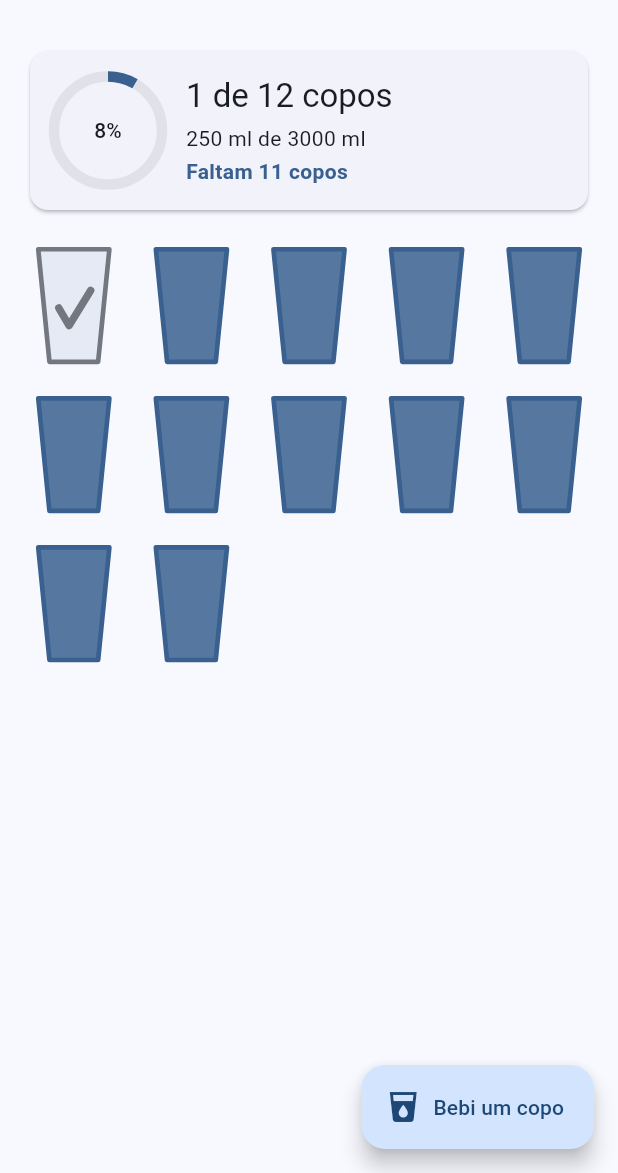
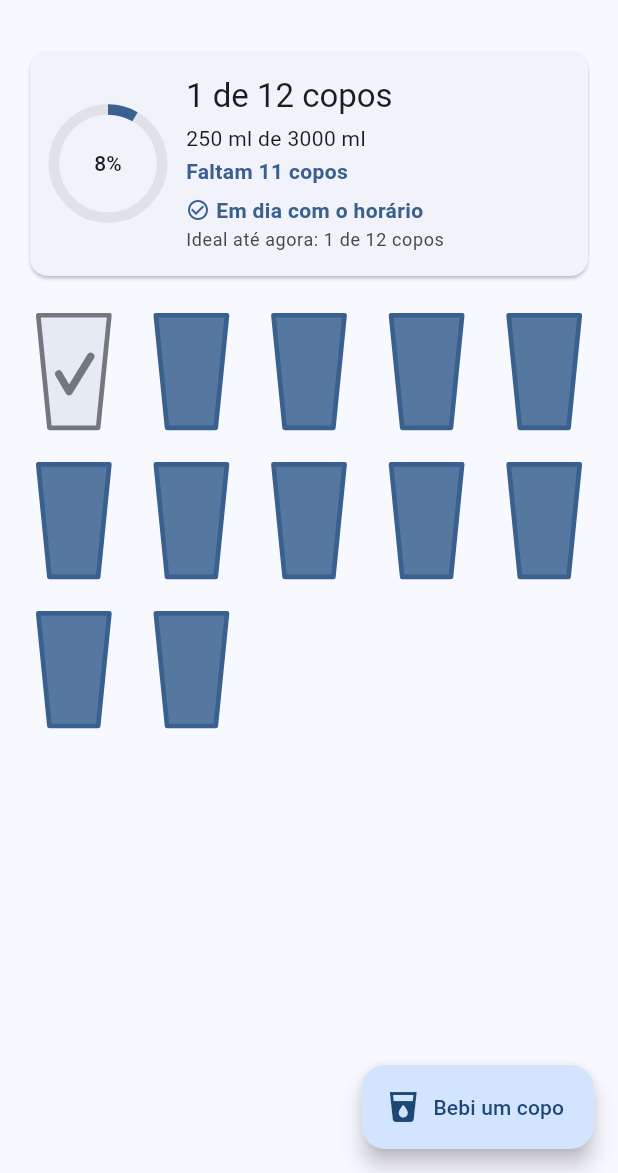
Before and after one commit to R1ck-dev/Monitor-de-Agua-Mobile, a Flutter app: the screen it shows after launch, after a tap on "Bebi um copo", on a phone screen of 412 x 824 dp, the part 63-1236 px from its top. Run offline on Flutter 3.47's test engine with Material 3 defaults, Android fonts, the phone set to English and light mode, and no system bars; our stand-ins replace flutter_local_notifications, flutter_timezone, shared_preferences, timezone.

Commit message:
Adiciona acompanhamento do cronograma vs. consumo real
Compara quantos copos ja deveriam ter sido bebidos no horario atual
(pelo cronograma de lembretes) com quantos foram efetivamente marcados,
resolvendo a perda de referencia quando as notificacoes sao limpas.

- coposEsperadosAte(): calculo puro do ideal por horario, testado
- AppState: coposEsperados/coposAtrasados/estaAtrasado + timer de refresh
- Cabecalho mostra status (atrasado/em dia/adiantado) e o ideal atual
- Copos vencidos aparecem em vermelho na grade

```diff
--- a/lib/screens/home_screen.dart
+++ b/lib/screens/home_screen.dart
@@ -140,6 +140,8 @@ class _Cabecalho extends StatelessWidget {
                         fontWeight: FontWeight.w600,
                       ),
                     ),
+                    const SizedBox(height: 6),
+                    _StatusHorario(state: state),
                   ],
                 ),
               ),
@@ -149,6 +151,68 @@ class _Cabecalho extends StatelessWidget {
       ),
     );
   }
+}
+
+/// Compara o consumo com o cronograma: mostra quantos copos o usuário já
+/// deveria ter bebido neste horário e se está atrasado, em dia ou adiantado.
+class _StatusHorario extends StatelessWidget {
+  const _StatusHorario({required this.state});
+
+  final AppState state;
+
+  @override
+  Widget build(BuildContext context) {
+    final scheme = Theme.of(context).colorScheme;
+    final textTheme = Theme.of(context).textTheme;
+
+    final esperados = state.coposEsperados;
+    final atraso = state.coposAtrasados; // >0 atrasado, 0 em dia, <0 adiantado
+
+    final IconData icone;
+    final Color cor;
+    final String texto;
+    if (atraso > 0) {
+      icone = Icons.warning_amber_rounded;
+      cor = scheme.error;
+      texto = 'Você está $atraso ${_copos(atraso)} atrás do horário';
+    } else if (atraso < 0) {
+      icone = Icons.trending_up;
+      cor = scheme.primary;
+      texto = 'Adiantado em ${-atraso} ${_copos(-atraso)}';
+    } else {
+      icone = Icons.check_circle_outline;
+      cor = scheme.primary;
+      texto = 'Em dia com o horário';
+    }
+
+    return Column(
+      crossAxisAlignment: CrossAxisAlignment.start,
+      children: [
+        Row(
+          children: [
+            Icon(icone, size: 16, color: cor),
+            const SizedBox(width: 4),
+            Expanded(
+              child: Text(
+                texto,
+                style: textTheme.bodyMedium?.copyWith(
+                  color: cor,
+                  fontWeight: FontWeight.w600,
+                ),
+              ),
+            ),
+          ],
+        ),
+        const SizedBox(height: 2),
+        Text(
+          'Ideal até agora: $esperados de ${state.totalCopos} copos',
+          style: textTheme.bodySmall?.copyWith(color: scheme.onSurfaceVariant),
+        ),
+      ],
+    );
+  }
+
+  static String _copos(int n) => n == 1 ? 'copo' : 'copos';
 }
 
 class _GradeCopos extends StatelessWidget {
@@ -177,6 +241,7 @@ class _GradeCopos extends StatelessWidget {
       itemCount: state.totalCopos,
       itemBuilder: (context, i) => WaterCup(
         bebido: state.coposBebidos.contains(i),
+        atrasado: state.estaAtrasado(i),
         onTap: () => state.alternarCopo(i),
       ),
     );
--- a/lib/services/schedule.dart
+++ b/lib/services/schedule.dart
@@ -52,3 +52,24 @@ List<Lembrete> calcularLembretes(WaterConfig config) {
   }
   return lembretes;
 }
+
+/// Quantos copos já deveriam ter sido bebidos em [minutosAgora] (minutos desde
+/// a meia-noite), segundo o cronograma [lembretes]: soma os copos de cada
+/// lembrete cujo horário já passou.
+///
+/// Antes de [inicioMinutos] ainda estamos no fim do dia lógico anterior, cujos
+/// lembretes já venceram todos — então o ideal é [totalCopos].
+int coposEsperadosAte(
+  List<Lembrete> lembretes,
+  int minutosAgora, {
+  required int inicioMinutos,
+  required int totalCopos,
+}) {
+  if (totalCopos <= 0) return 0;
+  if (minutosAgora < inicioMinutos) return totalCopos;
+  var esperados = 0;
+  for (final l in lembretes) {
+    if (l.minutosDoDia <= minutosAgora) esperados += l.copos;
+  }
+  return esperados;
+}
--- a/lib/state/app_state.dart
+++ b/lib/state/app_state.dart
@@ -19,6 +19,7 @@ class AppState extends ChangeNotifier {
   List<Lembrete> _lembretes = const [];
   bool _carregando = true;
   Timer? _timerVirada;
+  Timer? _timerEsperados;
 
   WaterConfig get config => _config;
   Set<int> get coposBebidos => _coposBebidos;
@@ -28,6 +29,28 @@ class AppState extends ChangeNotifier {
   int get totalCopos => _config.totalCopos;
   int get coposRestantes =>
       (totalCopos - _coposBebidos.length).clamp(0, totalCopos);
+
+  /// Quantos copos o usuário já deveria ter bebido neste horário, segundo o
+  /// cronograma de lembretes: soma os copos de cada lembrete cujo horário já
+  /// passou. Bate 1:1 com as notificações recebidas ao longo do dia.
+  int get coposEsperados {
+    final agora = DateTime.now();
+    return coposEsperadosAte(
+      _lembretes,
+      agora.hour * 60 + agora.minute,
+      inicioMinutos: _config.inicioMinutos,
+      totalCopos: totalCopos,
+    );
+  }
+
+  /// Diferença entre o ideal para o horário e o que foi bebido. Positivo =
+  /// atrasado (deve N copos); zero = em dia; negativo = adiantado.
+  int get coposAtrasados => coposEsperados - _coposBebidos.length;
+
+  /// Um copo está "atrasado" quando já deveria ter sido bebido neste horário
+  /// (índice dentro do esperado) mas ainda não foi marcado.
+  bool estaAtrasado(int index) =>
+      index < coposEsperados && !_coposBebidos.contains(index);
 
   /// Volume consumido hoje. Modelo simples: copos bebidos × tamanho atual do
   /// copo. Consequência conhecida: mudar o tamanho do copo reescala o total do
@@ -45,6 +68,7 @@ class AppState extends ChangeNotifier {
     _coposBebidos = _preservarContagem(salvos, totalCopos);
     _carregando = false;
     _agendarViradaDeDia();
+    _agendarAtualizacaoEsperados();
     notifyListeners();
   }
 
@@ -86,6 +110,7 @@ class AppState extends ChangeNotifier {
     await _storage.salvarDiaLogico(_diaLogicoAtual());
     await _notifications.reagendar(_lembretes, copoMl: novo.copoMl);
     _agendarViradaDeDia();
+    _agendarAtualizacaoEsperados();
     notifyListeners();
   }
 
@@ -97,6 +122,7 @@ class AppState extends ChangeNotifier {
       notifyListeners();
     }
     _agendarViradaDeDia();
+    _agendarAtualizacaoEsperados();
   }
 
   /// Reseta o progresso se o dia lógico (que começa na hora de início) mudou.
@@ -149,6 +175,39 @@ class AppState extends ChangeNotifier {
     _timerVirada = Timer(espera, aoRetomar);
   }
 
+  /// Agenda um refresh para o próximo horário de lembrete, de modo que o
+  /// "ideal até agora" no cabeçalho avance sozinho com o passar do tempo,
+  /// mesmo sem o usuário tocar em nada. Só notifica; não altera dados.
+  void _agendarAtualizacaoEsperados() {
+    _timerEsperados?.cancel();
+    final agora = DateTime.now();
+    final minutosAgora = agora.hour * 60 + agora.minute;
+    // Lembretes estão em ordem crescente: o primeiro ainda futuro é o próximo
+    // instante em que [coposEsperados] muda dentro do dia atual.
+    int? proximo;
+    for (final l in _lembretes) {
+      if (l.minutosDoDia > minutosAgora) {
+        proximo = l.minutosDoDia;
+        break;
+      }
+    }
+    // Sem lembretes futuros hoje: nada muda até a virada do dia, já coberta
+    // por [_agendarViradaDeDia].
+    if (proximo == null) return;
+    final alvo = DateTime(
+      agora.year,
+      agora.month,
+      agora.day,
+      proximo ~/ 60,
+      proximo % 60,
+    );
+    final espera = alvo.difference(agora) + const Duration(seconds: 2);
+    _timerEsperados = Timer(espera, () {
+      notifyListeners();
+      _agendarAtualizacaoEsperados();
+    });
+  }
+
   /// Data (yyyy-MM-dd) do "dia lógico" atual. O limite entre um dia e outro é a
   /// hora de início configurada — antes dela, ainda conta como o dia anterior.
   String _diaLogicoAtual() {
@@ -168,6 +227,7 @@ class AppState extends ChangeNotifier {
   @override
   void dispose() {
     _timerVirada?.cancel();
+    _timerEsperados?.cancel();
     super.dispose();
   }
 }
--- a/lib/widgets/water_cup.dart
+++ b/lib/widgets/water_cup.dart
@@ -1,19 +1,32 @@
 import 'package:flutter/material.dart';
 
 /// Um copo desenhado. Cheio (azul) = pendente; vazio com "check" = já bebido.
-/// Tocar alterna o estado.
+/// Pendente e [atrasado] (já deveria ter sido bebido neste horário) aparece em
+/// vermelho para chamar atenção. Tocar alterna o estado.
 class WaterCup extends StatelessWidget {
-  const WaterCup({super.key, required this.bebido, required this.onTap});
+  const WaterCup({
+    super.key,
+    required this.bebido,
+    required this.onTap,
+    this.atrasado = false,
+  });
 
   final bool bebido;
+  final bool atrasado;
   final VoidCallback onTap;
 
   @override
   Widget build(BuildContext context) {
     final scheme = Theme.of(context).colorScheme;
+    // Copo pendente e vencido destaca em vermelho; os demais usam a cor da água.
+    final destaque = !bebido && atrasado ? scheme.error : scheme.primary;
     return Semantics(
       button: true,
-      label: bebido ? 'Copo bebido' : 'Copo a beber',
+      label: bebido
+          ? 'Copo bebido'
+          : atrasado
+              ? 'Copo atrasado'
+              : 'Copo a beber',
       child: InkResponse(
         onTap: onTap,
         radius: 44,
@@ -24,8 +37,8 @@ class WaterCup extends StatelessWidget {
             child: CustomPaint(
               painter: _CopoPainter(
                 bebido: bebido,
-                agua: scheme.primary,
-                contorno: bebido ? scheme.outline : scheme.primary,
+                agua: destaque,
+                contorno: bebido ? scheme.outline : destaque,
               ),
             ),
           ),
```
Also changed, not shown: 1 other file.
